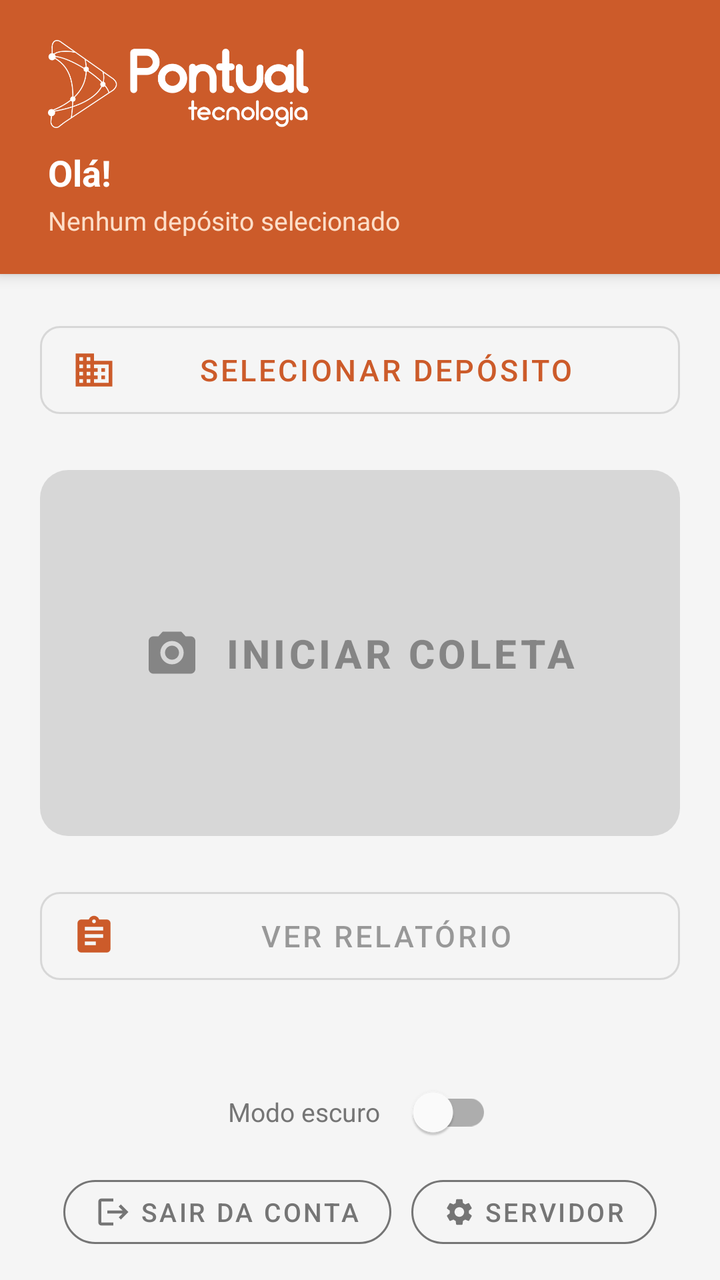
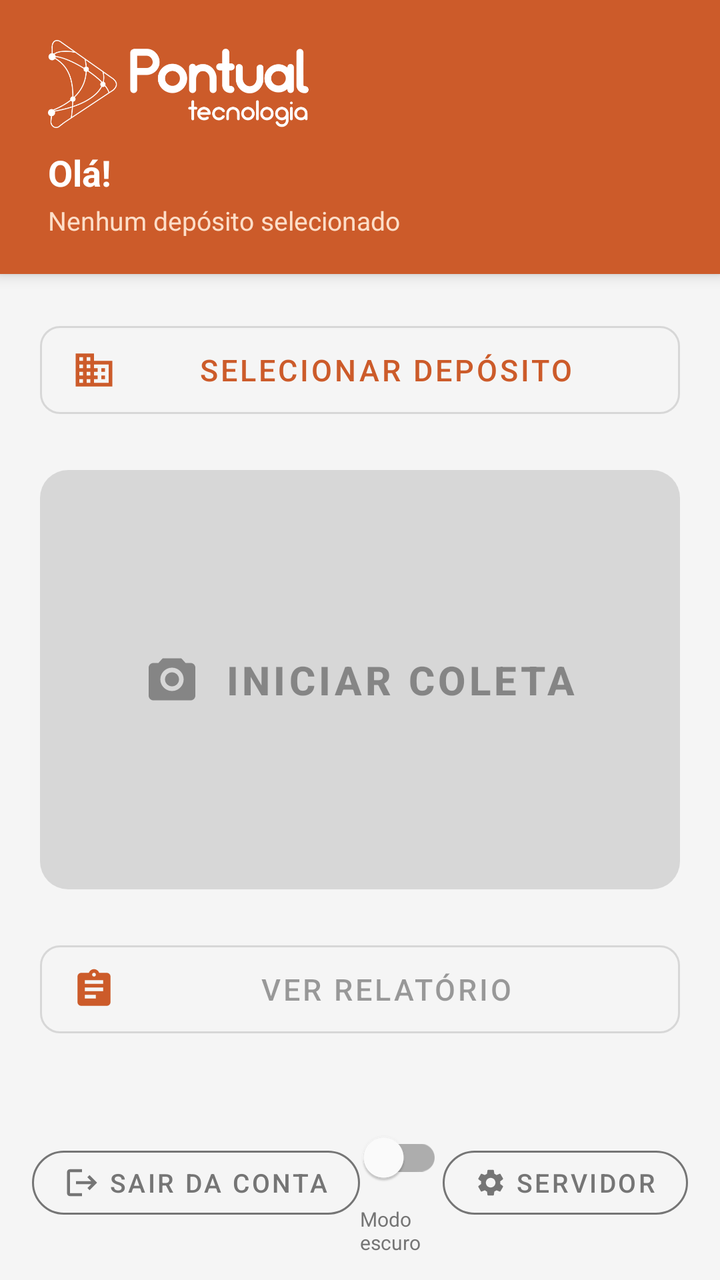

Before-and-after screenshots of an Android layout around one commit, followed by the original layout XML and the change that was made.
<!-- AndroidManifest.xml: application theme Theme.Inventario.NoBar -->
<!-- res/layout/activity_main.xml -->
<?xml version="1.0" encoding="utf-8"?>
<LinearLayout xmlns:android="http://schemas.android.com/apk/res/android"
    xmlns:app="http://schemas.android.com/apk/res-auto"
    android:layout_width="match_parent"
    android:layout_height="match_parent"
    android:orientation="vertical"
    android:background="@color/screenBackground"
    android:fitsSystemWindows="true">

    
    <LinearLayout
        android:layout_width="match_parent"
        android:layout_height="wrap_content"
        android:orientation="vertical"
        android:background="@color/colorPrimary"
        android:paddingStart="24dp"
        android:paddingEnd="24dp"
        android:paddingTop="20dp"
        android:paddingBottom="18dp"
        android:elevation="4dp">

        
        <ImageView
            android:layout_width="170dp"
            android:layout_height="44dp"
            android:adjustViewBounds="true"
            android:scaleType="fitStart"
            android:src="@drawable/logo_pontual"
            android:tint="#FFFFFF"
            android:contentDescription="Pontual Tecnologia"
            android:layout_marginBottom="10dp" />

        <TextView
            android:id="@+id/tvNome"
            android:layout_width="wrap_content"
            android:layout_height="wrap_content"
            android:text="Olá!"
            android:textColor="#FFFFFF"
            android:textSize="18sp"
            android:textStyle="bold" />

        <TextView
            android:id="@+id/tvDeposito"
            android:layout_width="wrap_content"
            android:layout_height="wrap_content"
            android:layout_marginTop="3dp"
            android:text="Nenhum depósito selecionado"
            android:textColor="@color/headerTextSecondary"
            android:textSize="13sp" />

    </LinearLayout>

    
    <LinearLayout
        android:layout_width="match_parent"
        android:layout_height="0dp"
        android:layout_weight="1"
        android:orientation="vertical"
        android:padding="20dp">

        
        <com.google.android.material.button.MaterialButton
            android:id="@+id/btnSelecionarDeposito"
            style="@style/Widget.MaterialComponents.Button.OutlinedButton"
            android:layout_width="match_parent"
            android:layout_height="56dp"
            android:layout_marginBottom="16dp"
            android:text="Selecionar Depósito"
            android:textSize="15sp"
            app:icon="@drawable/ic_store"
            app:iconTint="?attr/colorPrimary"
            app:iconSize="22dp"
            app:cornerRadius="10dp" />

        
        <com.google.android.material.button.MaterialButton
            android:id="@+id/btnBipar"
            android:layout_width="match_parent"
            android:layout_height="0dp"
            android:layout_weight="1"
            android:layout_marginBottom="16dp"
            android:text="Iniciar Coleta"
            android:textSize="20sp"
            android:textStyle="bold"
            android:enabled="false"
            app:icon="@drawable/ic_camera"
            app:iconSize="28dp"
            app:iconGravity="textStart"
            app:iconPadding="12dp"
            app:cornerRadius="14dp" />

        
        <com.google.android.material.button.MaterialButton
            android:id="@+id/btnRelatorio"
            style="@style/Widget.MaterialComponents.Button.OutlinedButton"
            android:layout_width="match_parent"
            android:layout_height="56dp"
            android:layout_marginBottom="12dp"
            android:text="Ver Relatório"
            android:textSize="15sp"
            android:enabled="false"
            app:icon="@drawable/ic_report"
            app:iconTint="?attr/colorPrimary"
            app:iconSize="22dp"
            app:cornerRadius="10dp" />

        <com.google.android.material.button.MaterialButton
            android:id="@+id/btnUsuarios"
            style="@style/Widget.MaterialComponents.Button.OutlinedButton"
            android:layout_width="match_parent"
            android:layout_height="48dp"
            android:text="Acesso Mobile — Usuários"
            android:textSize="14sp"
            android:visibility="gone"
            app:icon="@drawable/ic_person"
            app:iconTint="?attr/colorPrimary"
            app:iconSize="20dp"
            app:cornerRadius="10dp" />

    </LinearLayout>

    
    <LinearLayout
        android:layout_width="wrap_content"
        android:layout_height="wrap_content"
        android:layout_gravity="center_horizontal"
        android:orientation="horizontal"
        android:gravity="center_vertical"
        android:paddingVertical="4dp">

        <TextView
            android:layout_width="wrap_content"
            android:layout_height="wrap_content"
            android:text="Modo escuro"
            android:textColor="@color/textSecondary"
            android:textSize="13sp"
            android:layout_marginEnd="8dp" />

        <com.google.android.material.switchmaterial.SwitchMaterial
            android:id="@+id/switchModoEscuro"
            android:layout_width="wrap_content"
            android:layout_height="wrap_content" />

    </LinearLayout>

    
    <LinearLayout
        android:layout_width="match_parent"
        android:layout_height="wrap_content"
        android:layout_marginBottom="12dp"
        android:orientation="horizontal"
        android:gravity="center"
        android:paddingHorizontal="16dp">

        <com.google.android.material.button.MaterialButton
            android:id="@+id/btnSair"
            style="@style/Widget.MaterialComponents.Button.OutlinedButton"
            android:layout_width="wrap_content"
            android:layout_height="44dp"
            android:layout_marginEnd="10dp"
            android:text="Sair da conta"
            android:textColor="@color/textSecondary"
            android:textSize="13sp"
            app:icon="@drawable/ic_logout"
            app:iconTint="@color/textSecondary"
            app:iconSize="18dp"
            app:strokeColor="@color/textSecondary"
            app:cornerRadius="22dp" />

        <com.google.android.material.button.MaterialButton
            android:id="@+id/btnConfigurarServidor"
            style="@style/Widget.MaterialComponents.Button.OutlinedButton"
            android:layout_width="wrap_content"
            android:layout_height="44dp"
            android:text="Servidor"
            android:textColor="@color/textSecondary"
            android:textSize="13sp"
            app:icon="@drawable/ic_settings"
            app:iconTint="@color/textSecondary"
            app:iconSize="16dp"
            app:strokeColor="@color/textSecondary"
            app:cornerRadius="22dp" />

    </LinearLayout>

</LinearLayout>
<!-- resources referenced by this layout -->
<resources>
  <color name="colorPrimary">#CC5B2A</color>
  <color name="headerTextSecondary">#FDDEC8</color>
  <color name="screenBackground">#F5F5F5</color>
  <color name="textSecondary">#757575</color>
  <!-- drawable ic_camera (drawable) -->
  <?xml version="1.0" encoding="utf-8"?>
  <vector xmlns:android="http://schemas.android.com/apk/res/android"
      android:width="32dp"
      android:height="32dp"
      android:viewportWidth="24"
      android:viewportHeight="24">
      <path
          android:fillColor="#FFFFFF"
          android:pathData="M20,5H17.83L16,3H8L6.17,5H4C2.9,5 2,5.9 2,7V19C2,20.1 2.9,21 4,21H20C21.1,21 22,20.1 22,19V7C22,5.9 21.1,5 20,5ZM12,17C9.24,17 7,14.76 7,12C7,9.24 9.24,7 12,7C14.76,7 17,9.24 17,12C17,14.76 14.76,17 12,17ZM12,9C10.34,9 9,10.34 9,12C9,13.66 10.34,15 12,15C13.66,15 15,13.66 15,12C15,10.34 13.66,9 12,9Z" />
  </vector>
  <!-- drawable ic_logout (drawable) -->
  <?xml version="1.0" encoding="utf-8"?>
  <vector xmlns:android="http://schemas.android.com/apk/res/android"
      android:width="24dp"
      android:height="24dp"
      android:viewportWidth="24"
      android:viewportHeight="24">
      <path
          android:fillColor="#000000"
          android:pathData="M17,7l-1.41,1.41L18.17,11H8v2h10.17l-2.58,2.58L17,17l5,-5z"/>
      <path
          android:fillColor="#000000"
          android:pathData="M4,5h8V3H4C2.9,3 2,3.9 2,5v14c0,1.1 0.9,2 2,2h8v-2H4V5z"/>
  </vector>
  <!-- drawable ic_person (drawable) -->
  <?xml version="1.0" encoding="utf-8"?>
  <vector xmlns:android="http://schemas.android.com/apk/res/android"
      android:width="24dp"
      android:height="24dp"
      android:viewportWidth="24"
      android:viewportHeight="24">
      <path
          android:fillColor="#FFFFFF"
          android:pathData="M12,12c2.21,0 4,-1.79 4,-4s-1.79,-4 -4,-4 -4,1.79 -4,4 1.79,4 4,4zM12,14c-2.67,0 -8,1.34 -8,4v2h16v-2c0,-2.66 -5.33,-4 -8,-4z" />
  </vector>
  <!-- drawable ic_report (drawable) -->
  <?xml version="1.0" encoding="utf-8"?>
  <vector xmlns:android="http://schemas.android.com/apk/res/android"
      android:width="32dp"
      android:height="32dp"
      android:viewportWidth="24"
      android:viewportHeight="24">
      <path
          android:fillColor="#FFFFFF"
          android:pathData="M19,3H14.82C14.4,1.84 13.3,1 12,1C10.7,1 9.6,1.84 9.18,3H5A2,2 0 0,0 3,5V19A2,2 0 0,0 5,21H19A2,2 0 0,0 21,19V5A2,2 0 0,0 19,3ZM12,3A1,1 0 0,1 13,4A1,1 0 0,1 12,5A1,1 0 0,1 11,4A1,1 0 0,1 12,3ZM7,7H17V9H7V7ZM7,11H17V13H7V11ZM7,15H13V17H7V15Z" />
  </vector>
  <!-- drawable ic_store (drawable) -->
  <?xml version="1.0" encoding="utf-8"?>
  <vector xmlns:android="http://schemas.android.com/apk/res/android"
      android:width="32dp"
      android:height="32dp"
      android:viewportWidth="24"
      android:viewportHeight="24">
      <path
          android:fillColor="#FFFFFF"
          android:pathData="M12,7V3H2V21H22V7H12ZM6,19H4V17H6V19ZM6,15H4V13H6V15ZM6,11H4V9H6V11ZM6,7H4V5H6V7ZM10,19H8V17H10V19ZM10,15H8V13H10V15ZM10,11H8V9H10V11ZM10,7H8V5H10V7ZM20,19H12V17H14V15H12V13H14V11H12V9H20V19ZM18,11H16V13H18V11ZM18,15H16V17H18V15Z" />
  </vector>
  <style name="Theme.Inventario.NoBar" parent="Theme.MaterialComponents.DayNight.NoActionBar">
          <item name="colorPrimary">@color/colorPrimary</item>
          <item name="colorPrimaryVariant">@color/colorPrimaryDark</item>
          <item name="colorOnPrimary">#FFFFFF</item>
          <item name="colorSecondary">@color/colorAccent</item>
          <item name="colorOnSecondary">#FFFFFF</item>
          <item name="android:windowBackground">@color/screenBackground</item>
          <item name="android:statusBarColor">@color/colorPrimaryDark</item>
      </style>
  <color name="colorPrimaryDark">#A04520</color>
  <color name="colorAccent">#E07040</color>
  <!-- unchanged entries left out for length: 2 -->
</resources>

<!-- the commit's change to res/layout/activity_main.xml (unified diff, before → after) -->
@@ -121,35 +121,11 @@
 
     
     <LinearLayout
-        android:layout_width="wrap_content"
-        android:layout_height="wrap_content"
-        android:layout_gravity="center_horizontal"
-        android:orientation="horizontal"
-        android:gravity="center_vertical"
-        android:paddingVertical="4dp">
-
-        <TextView
-            android:layout_width="wrap_content"
-            android:layout_height="wrap_content"
-            android:text="Modo escuro"
-            android:textColor="@color/textSecondary"
-            android:textSize="13sp"
-            android:layout_marginEnd="8dp" />
-
-        <com.google.android.material.switchmaterial.SwitchMaterial
-            android:id="@+id/switchModoEscuro"
-            android:layout_width="wrap_content"
-            android:layout_height="wrap_content" />
-
-    </LinearLayout>
-
-    
-    <LinearLayout
         android:layout_width="match_parent"
         android:layout_height="wrap_content"
         android:layout_marginBottom="12dp"
         android:orientation="horizontal"
-        android:gravity="center"
+        android:gravity="center_vertical"
         android:paddingHorizontal="16dp">
 
         <com.google.android.material.button.MaterialButton
@@ -157,7 +133,6 @@
             style="@style/Widget.MaterialComponents.Button.OutlinedButton"
             android:layout_width="wrap_content"
             android:layout_height="44dp"
-            android:layout_marginEnd="10dp"
             android:text="Sair da conta"
             android:textColor="@color/textSecondary"
             android:textSize="13sp"
@@ -166,6 +141,27 @@
             app:iconSize="18dp"
             app:strokeColor="@color/textSecondary"
             app:cornerRadius="22dp" />
+
+        <LinearLayout
+            android:layout_width="0dp"
+            android:layout_height="wrap_content"
+            android:layout_weight="1"
+            android:orientation="vertical"
+            android:gravity="center_horizontal">
+
+            <com.google.android.material.switchmaterial.SwitchMaterial
+                android:id="@+id/switchModoEscuro"
+                android:layout_width="wrap_content"
+                android:layout_height="wrap_content" />
+
+            <TextView
+                android:layout_width="wrap_content"
+                android:layout_height="wrap_content"
+                android:text="Modo escuro"
+                android:textColor="@color/textSecondary"
+                android:textSize="10sp" />
+
+        </LinearLayout>
 
         <com.google.android.material.button.MaterialButton
             android:id="@+id/btnConfigurarServidor"
